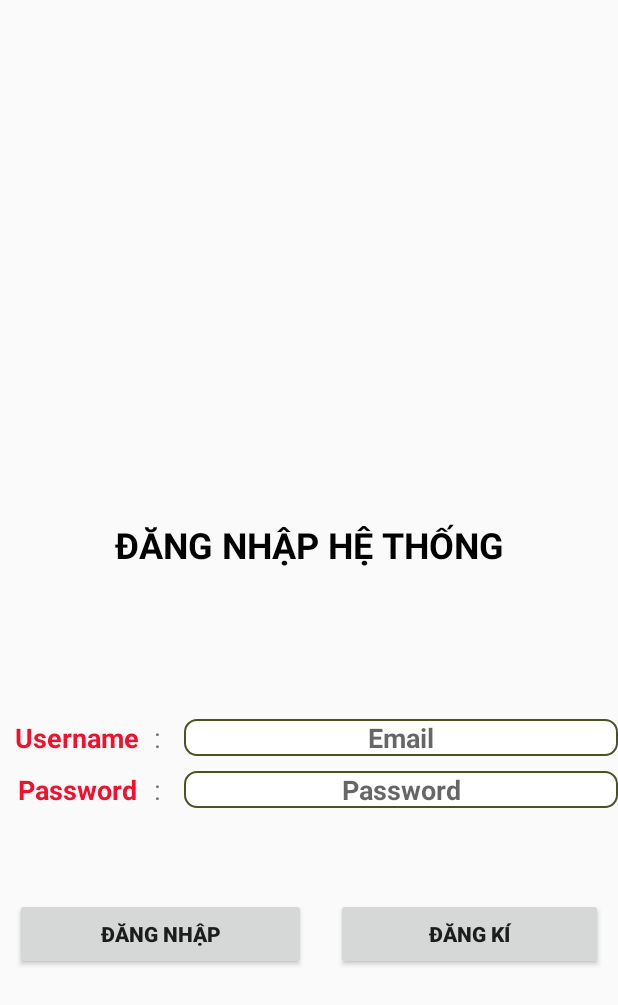
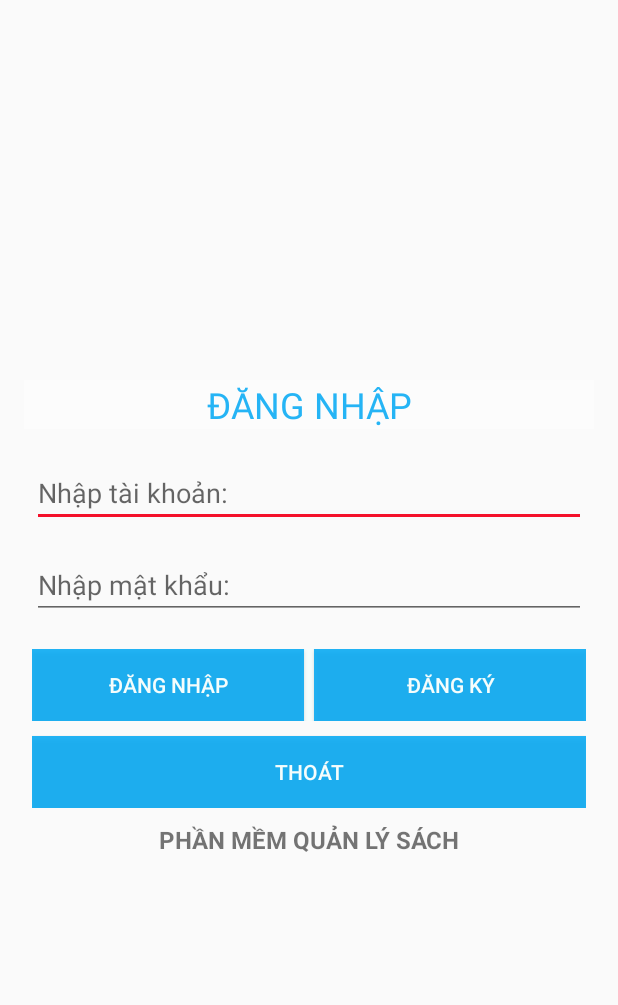
Before and after one commit to hunggioi/QLThuVien, an Android app: the screen it shows after launch (Dangnhap), on a phone screen of 412 x 824 dp. Shown: the top 1005 px of the screen. Run offline under Robolectric (Android 15) with nearby library versions, the phone set to English and light mode, and no system bars; our stand-ins replace Firebase (no records; nobody signed in at launch, a user with empty details on screens opened directly).

Commit message:
gioi commit layout dang nhap

```diff
--- a/app/src/main/res/layout/activity_dangnhap.xml
+++ b/app/src/main/res/layout/activity_dangnhap.xml
@@ -1,156 +1,144 @@
 <?xml version="1.0" encoding="utf-8"?>
-<RelativeLayout
-    xmlns:android="http://schemas.android.com/apk/res/android"
+<LinearLayout xmlns:android="http://schemas.android.com/apk/res/android"
+    xmlns:app="http://schemas.android.com/apk/res-auto"
+    xmlns:tools="http://schemas.android.com/tools"
     android:layout_width="match_parent"
     android:layout_height="match_parent"
+    android:orientation="vertical"
     android:gravity="center"
-    >
+    tools:context=".Dangnhap"
+    android:layout_marginLeft="16dp"
+    android:layout_marginRight="16dp">
 
 
-    <ImageView
-        android:id="@+id/img_logo"
-        android:layout_width="150dp"
-        android:layout_height="150dp"
-        android:layout_above="@+id/line1"
-        android:layout_centerHorizontal="true"
+    <LinearLayout
+        android:layout_width="match_parent"
+        android:layout_height="wrap_content"
+        android:orientation="vertical">
 
-        android:layout_marginTop="10dp"
-        android:layout_marginBottom="20dp" />
+        <ImageView
+            android:id="@+id/imageView"
+            android:layout_width="match_parent"
+            android:layout_height="wrap_content"
+            />
+
+    </LinearLayout>
 
     <LinearLayout
+        android:layout_width="match_parent"
+        android:layout_height="wrap_content"
+        android:orientation="vertical">
 
-        android:id="@+id/line1"
+        <TextView
+            android:id="@+id/textView6"
+            android:layout_width="match_parent"
+            android:layout_height="wrap_content"
+            android:background="@color/trangnhat"
+            android:text="ĐĂNG NHẬP"
+            android:textAlignment="center"
+            android:textColor="@color/xanhduong"
+            android:textSize="24sp" />
+    </LinearLayout>
+
+    <LinearLayout
+        android:layout_marginTop="20dp"
+        android:layout_width="match_parent"
+        android:layout_height="wrap_content"
+        android:layout_marginLeft="5dp"
+        android:layout_marginRight="5dp"
+        android:orientation="vertical">
+
+        <EditText
+            android:id="@+id/edtuser"
+            android:layout_width="match_parent"
+            android:layout_height="wrap_content"
+            android:layout_weight="1"
+            android:ems="10"
+            android:hint="Nhập tài khoản:"
+            android:inputType="textPersonName" />
+
+        <EditText
+            android:layout_marginTop="16dp"
+            android:id="@+id/edtpass"
+            android:layout_width="match_parent"
+            android:layout_height="wrap_content"
+            android:layout_weight="1"
+            android:ems="10"
+            android:hint="Nhập mật khẩu:"
+            android:inputType="textPassword" />
+    </LinearLayout>
+
+    <LinearLayout
         android:layout_width="match_parent"
         android:layout_height="wrap_content"
         android:orientation="horizontal">
 
-        <TextView
-            android:id="@+id/textView3"
+
+    </LinearLayout>
+
+    <LinearLayout
+        android:layout_marginTop="20dp"
+        android:layout_width="match_parent"
+        android:layout_height="wrap_content"
+        android:layout_marginLeft="5dp"
+        android:layout_marginRight="5dp"
+        android:background="@color/trang"
+        android:orientation="horizontal">
+
+        <Button
+            android:id="@+id/btndangnhap"
             android:layout_width="wrap_content"
             android:layout_height="wrap_content"
+            android:layout_marginRight="3dp"
             android:layout_weight="1"
-            android:text="ĐĂNG NHẬP HỆ THỐNG"
-            android:textAlignment="center"
-            android:textColor="@color/common_google_signin_btn_text_dark_focused"
-            android:textSize="24sp"
-            android:textStyle="bold" />
+            android:background="@color/xanhduong"
+            android:text="Đăng nhập"
+            android:textColor="@color/trang" />
+
+        <Button
+            android:id="@+id/btndangki"
+            android:layout_width="wrap_content"
+            android:layout_height="wrap_content"
+            android:layout_marginLeft="3dp"
+            android:layout_weight="1"
+            android:background="@color/xanhduong"
+            android:text="Đăng ký"
+            android:textColor="@color/trang" />
     </LinearLayout>
 
+    <LinearLayout
+        android:layout_marginTop="0dp"
+        android:layout_width="match_parent"
+        android:layout_height="wrap_content"
+        android:layout_marginLeft="5dp"
+        android:layout_marginRight="5dp"
+        android:orientation="horizontal">
+
+        <Button
+            android:id="@+id/btnthoat"
+            android:layout_width="match_parent"
+            android:layout_height="wrap_content"
+            android:layout_marginTop="10dp"
+            android:background="@color/xanhduong"
+            android:text="Thoát"
+            android:textColor="@color/trang" />
+    </LinearLayout>
 
     <LinearLayout
-        android:id="@+id/line2"
-        android:layout_below="@+id/line1"
         android:layout_width="match_parent"
         android:layout_height="wrap_content"
-        android:layout_marginTop="100dp"
-        android:orientation="horizontal"
-        android:textAlignment="center">
+        android:layout_marginTop="10dp"
+        android:orientation="horizontal">
 
         <TextView
-            android:id="@+id/textView"
-            android:layout_width="0dp"
+            android:id="@+id/textView4"
+            android:layout_width="match_parent"
             android:layout_height="wrap_content"
-            android:layout_weight="0.5"
-            android:text="Username"
+            android:text="@string/text_ql_sach"
             android:textAlignment="center"
-            android:textColor="@color/colorAccent"
-            android:textSize="18sp"
-            android:textStyle="bold" />
-
-        <TextView
-            android:layout_width="0dp"
-            android:layout_height="wrap_content"
-            android:layout_weight="0.1"
-            android:textSize="18dp"
-            android:text=":"
-            />
-
-        <EditText
-            android:id="@+id/edtuser"
-            android:layout_width="0dp"
-            android:layout_height="wrap_content"
-            android:layout_weight="1.4"
-            android:background="@drawable/vien"
-            android:hint="Email"
-
-            android:inputType="textPersonName"
-            android:textAlignment="center"
-            android:textSize="18sp"
+            android:textSize="16sp"
             android:textStyle="bold" />
 
     </LinearLayout>
 
-
-
-    <LinearLayout
-
-        android:id="@+id/line3"
-        android:layout_below="@+id/line2"
-        android:layout_marginTop="10dp"
-        android:layout_width="match_parent"
-        android:layout_height="wrap_content"
-        android:orientation="horizontal">
-
-        <TextView
-            android:id="@+id/textView2"
-            android:layout_width="0dp"
-            android:layout_height="wrap_content"
-            android:layout_weight="0.5"
-            android:text="Password"
-            android:textAlignment="center"
-            android:textColor="@color/colorAccent"
-            android:textSize="18sp"
-            android:textStyle="bold" />
-
-        <TextView
-            android:layout_width="0dp"
-            android:layout_height="wrap_content"
-            android:layout_weight="0.1"
-            android:textSize="18dp"
-            android:text=":"
-            />
-
-        <EditText
-            android:id="@+id/edtpass"
-            android:layout_width="0dp"
-            android:layout_height="wrap_content"
-            android:layout_weight="1.4"
-            android:background="@drawable/vien"
-            android:hint="Password"
-
-            android:inputType="textPersonName|textPassword"
-            android:textAlignment="center"
-            android:textSize="18sp"
-            android:textStyle="bold" />
-
-    </LinearLayout>
-
-
-
-    <LinearLayout
-        android:id="@+id/line4"
-        android:layout_below="@id/line3"
-        android:layout_marginTop="50dp"
-        android:layout_width="match_parent"
-        android:layout_height="wrap_content"
-        android:orientation="horizontal">
-
-        <Button
-            android:id="@+id/btndangnhap"
-            android:layout_margin="10dp"
-            android:layout_width="wrap_content"
-            android:layout_height="wrap_content"
-            android:layout_weight="1"
-            android:text="Đăng Nhập"
-            android:textStyle="bold" />
-
-        <Button
-            android:id="@+id/btndangki"
-            android:layout_margin="10dp"
-            android:layout_width="wrap_content"
-            android:layout_height="wrap_content"
-            android:layout_weight="1"
-            android:text="Đăng kí"
-            android:textStyle="bold" />
-    </LinearLayout>
-</RelativeLayout>
+</LinearLayout>
--- a/app/src/main/res/values/colors.xml
+++ b/app/src/main/res/values/colors.xml
@@ -3,4 +3,9 @@
     <color name="colorPrimary">#E4F98A</color>
     <color name="colorPrimaryDark">#00574B</color>
     <color name="colorAccent">#F4102A</color>
+    <color name="xanhduong">#DD03A9F4</color>
+    <color name="xam">#44E0E0DE</color>
+    <color name="xanhduongdam">#BA0088F5</color>
+    <color name="trang">#F5FDFC</color>
+    <color name="trangnhat">#8BFFFFFF</color>
 </resources>
--- a/app/src/main/res/values/strings.xml
+++ b/app/src/main/res/values/strings.xml
@@ -1,3 +1,4 @@
 <resources>
     <string name="app_name">Quản lý thư viện</string>
+    <string name="text_ql_sach">PHẦN MỀM QUẢN LÝ SÁCH</string>
 </resources>
```
